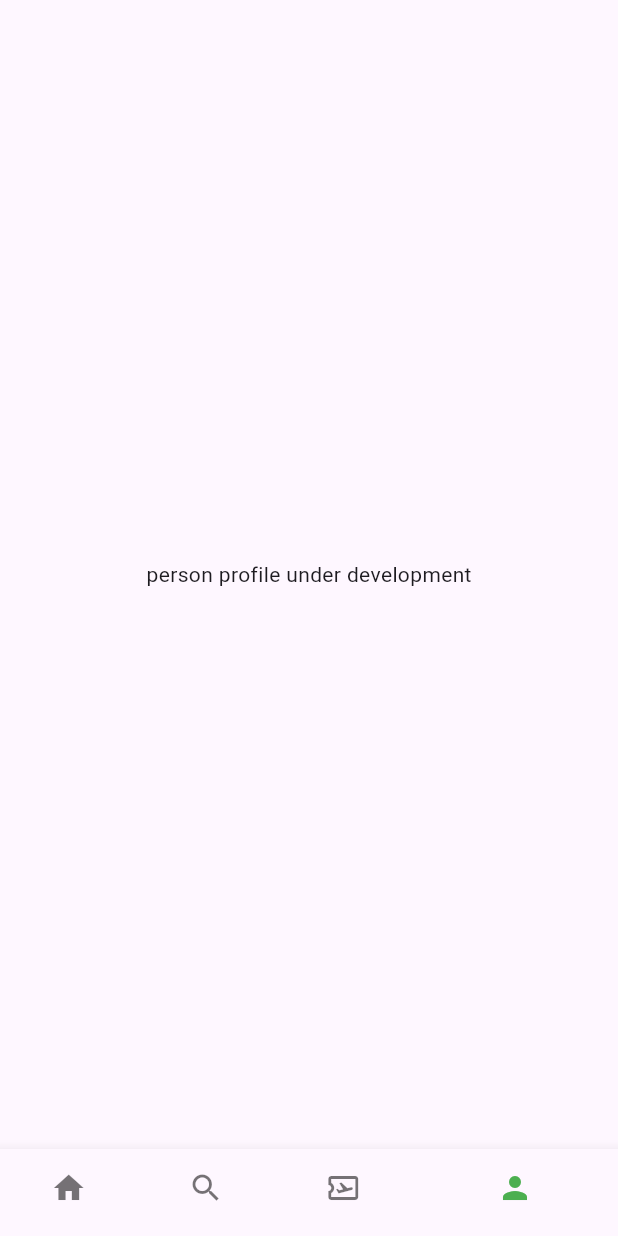
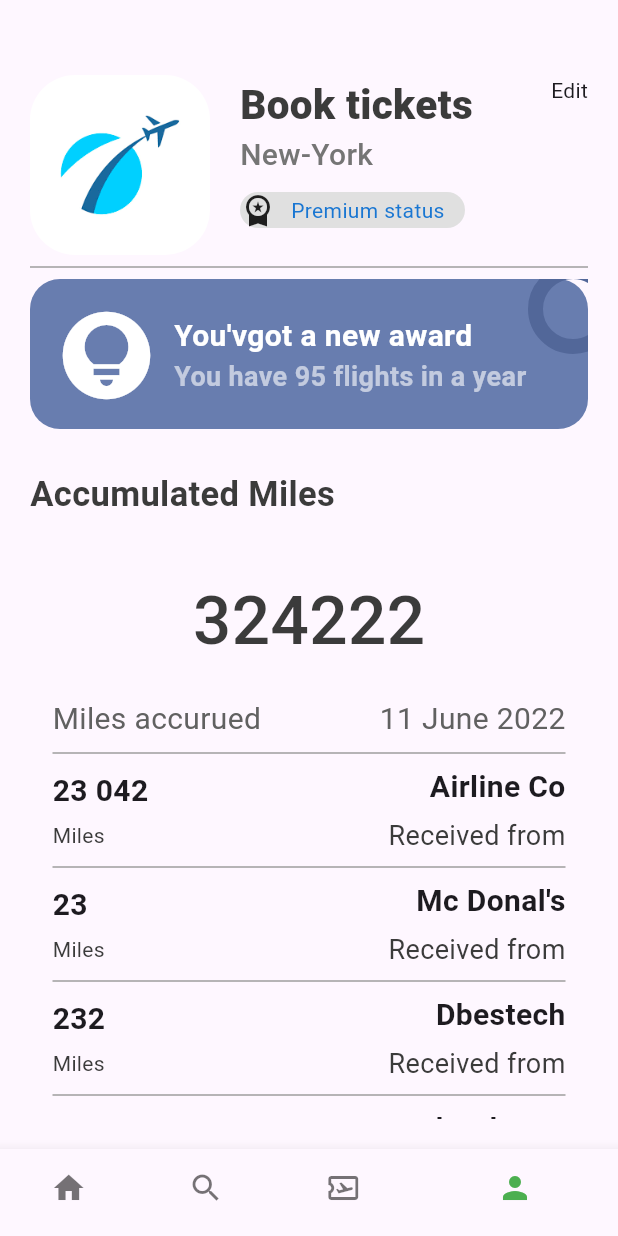
Before and after one commit to Ramkrishna06/tickets_app, a Flutter app: the screen it shows after launch, item 4 of the bottom bar chosen, on a phone screen of 412 x 824 dp. Run offline on Flutter 3.47's test engine with Material 3 defaults, Android fonts, the phone set to English and light mode, and no system bars; our stand-ins replace barcode_widget, fluentui_icons, flutter_riverpod, get, riverpod_annotation; generated files the repository leaves out were written again.

```diff
--- a/lib/Base/bottom_nav_bar.dart
+++ b/lib/Base/bottom_nav_bar.dart
@@ -1,54 +1,69 @@
 import 'package:flutter/cupertino.dart';
 import 'package:flutter/material.dart';
 import 'package:flutter/services.dart';
+import 'package:flutter_riverpod/flutter_riverpod.dart';
+import 'package:get/get.dart';
+import 'package:get/get_core/src/get_main.dart';
+import 'package:ticket_app/Provider/bottom_nav_provider.dart';
+import 'package:ticket_app/screens/profile/profile.dart';
 import 'package:ticket_app/screens/search/search_screen.dart';
 import 'package:ticket_app/screens/tickets/ticket_screen.dart';
+import 'package:get/state_manager.dart';
 
+import '../controller/bottom_nav_controller.dart';
 import '../screens/Home/Homescreen.dart';
 
-class BottomNavBar extends StatefulWidget {
-  const BottomNavBar({super.key});
+class BottomNavBar extends ConsumerWidget {
+  BottomNavBar({super.key});
 
-  @override
-  State<BottomNavBar> createState() => _BottomNavBarState();
-}
 
-class _BottomNavBarState extends State<BottomNavBar> {
+   //dependency injection(getx injection)
+  //final BottomNavController controller = Get.put(BottomNavController());
+
   final appscreen = [
     const Homescreen(),
     const SearchScreen(),
     const TicketScreen(),
-    Center(child: const Text("person profile under development")),
+    const Profile(),
   ];
 
-  int _selectedIndex = 0;
-  void _onItemTap(int index) {
-    setState(
-      () {
-        _selectedIndex = index;
-      },
-    );
-    print("tapped ${_selectedIndex}");
-  }
-
   @override
-  Widget build(BuildContext context) {
+  Widget build(BuildContext context,WidgetRef ref) {
+    var selectedIndex=ref.watch(bottomNavBarNotifierProvider);
+    //Obx is introduced to make UI reactive.
+    // return Obx(() {
+    //  return Scaffold(
+    //         body: appscreen[controller.selectedIndex.value],
+    //         bottomNavigationBar: BottomNavigationBar(
+    //           currentIndex: controller.selectedIndex.value,
+    //           onTap: controller.onItemTap,
+    //           selectedItemColor: Colors.green,
+    //           unselectedItemColor: Colors.black54,
+    //           showSelectedLabels: false,
+    //           items: const [
+    //             BottomNavigationBarItem(icon: Icon(Icons.home), label: "Home"),
+    //             BottomNavigationBarItem(icon: Icon(Icons.search), label: "Setting"),
+    //             BottomNavigationBarItem(
+    //                 icon: Icon(Icons.airplane_ticket_outlined), label: "tickets"),
+    //             BottomNavigationBarItem(icon: Icon(Icons.person), label: "profile"),
+    //           ],
+    //         ),
+    //       );
+    // });
     return Scaffold(
-      body: appscreen[_selectedIndex],
+      body: appscreen[selectedIndex],
       bottomNavigationBar: BottomNavigationBar(
-        currentIndex: _selectedIndex,
-        onTap: _onItemTap,
+        currentIndex: selectedIndex,
+        onTap: ref.watch(bottomNavBarNotifierProvider.notifier).onItemTap,
         selectedItemColor: Colors.green,
         unselectedItemColor: Colors.black54,
         showSelectedLabels: false,
         items: const [
-
           BottomNavigationBarItem(icon: Icon(Icons.home), label: "Home"),
           BottomNavigationBarItem(icon: Icon(Icons.search), label: "Setting"),
           BottomNavigationBarItem(
               icon: Icon(Icons.airplane_ticket_outlined), label: "tickets"),
           BottomNavigationBarItem(icon: Icon(Icons.person), label: "profile"),
-
         ],
       ),
     );
--- /dev/null
+++ b/lib/Provider/bottom_nav_provider.dart
@@ -0,0 +1,18 @@
+import 'package:riverpod_annotation/riverpod_annotation.dart';
+
+// Necessary for code-generation to work
+part 'bottom_nav_provider.g.dart';
+
+@riverpod
+class BottomNavBarNotifier extends _$BottomNavBarNotifier {
+  @override
+  int build() {
+    return 0;
+  }
+
+  void onItemTap(int index) {
+    //print("object provider ${index}");
+    state = index;
+    //state =selectedIndex.value like in GetX.
+  }
+}
--- /dev/null
+++ b/lib/Provider/text_expansion.dart
@@ -0,0 +1,18 @@
+import 'package:riverpod_annotation/riverpod_annotation.dart';
+
+// Necessary for code-generation to work
+part 'text_expansion.g.dart';
+
+@riverpod
+class TextExpansionNotifier extends _$TextExpansionNotifier {
+  @override
+  bool build() {
+    return true;
+  }
+
+  void istoggleExpandable(bool toggle) {
+    //print("object provider ${index}");
+    state = !toggle;
+    //state =selectedIndex.value like in GetX.
+  }
+}
--- /dev/null
+++ b/lib/controller/bottom_nav_controller.dart
@@ -0,0 +1,13 @@
+import 'package:get/state_manager.dart';
+
+class BottomNavController extends GetxController{
+   //RxInt
+  //obs is used to make variable reactive(adapt changes)
+  var selectedIndex=0.obs;
+
+  void onItemTap(int index) {
+    print("object ${index}");
+        selectedIndex.value = index;
+  }
+
+}
--- /dev/null
+++ b/lib/controller/hotelmore_controller.dart
@@ -0,0 +1,8 @@
+import 'package:get/state_manager.dart';
+
+class TextExpansionController extends GetxController{
+  var isExpanded = true.obs;
+  istoggleExpandable() {
+      isExpanded.value = !isExpanded.value;
+  }
+}
--- a/lib/main.dart
+++ b/lib/main.dart
@@ -1,4 +1,6 @@
 import 'package:flutter/material.dart';
+import 'package:flutter_riverpod/flutter_riverpod.dart';
+import 'package:get/get_navigation/src/root/get_material_app.dart';
 import 'package:ticket_app/Base/utilities/all_json.dart';
 import 'package:ticket_app/screens/Home/Hotelscreen.dart';
 import 'package:ticket_app/screens/Home/all_tickets.dart';
@@ -8,7 +10,9 @@ import 'package:ticket_app/screens/tickets/ticket_screen.dart';
 import 'Base/bottom_nav_bar.dart';
 
 void main() {
-  runApp(const MyApp());
+ // runApp(const MyApp());
+  runApp(ProviderScope(child: MyApp()));
+
   // Testcase test = new Testcase(x: 4, y: 7);
   // print(test.x);
   //
@@ -32,7 +36,7 @@ class MyApp extends StatelessWidget {
 
   @override
   Widget build(BuildContext context) {
-    return MaterialApp(
+    return GetMaterialApp(
       debugShowCheckedModeBanner: false,
       //home: BottomNavBar(),
       routes: {
@@ -40,8 +44,8 @@ class MyApp extends StatelessWidget {
         "/": (context) => BottomNavBar(),
         "all_tickets": (context) => AllTickets(),
         "hotel_screen": (context) => HotelScreen(),
-        AppRoutes.ticketScreen: (context) => const TicketScreen(),
-        AppRoutes.hotelmoredetail: (context) => const Hotelmoredetails(),
+        AppRoutes.ticketScreen: (context) =>  TicketScreen(),
+        AppRoutes.hotelmoredetail: (context) =>  Hotelmoredetails(),
       },
     );
   }
--- a/lib/screens/Home/widget/hotelmore.dart
+++ b/lib/screens/Home/widget/hotelmore.dart
@@ -1,8 +1,14 @@
 import 'package:flutter/cupertino.dart';
 import 'package:flutter/material.dart';
+import 'package:flutter_riverpod/flutter_riverpod.dart';
+import 'package:get/get.dart';
+import 'package:get/get_core/src/get_main.dart';
 import 'package:ticket_app/Base/res/media.dart';
 import 'package:ticket_app/Base/res/style/app_style.dart';
 import 'package:ticket_app/Base/utilities/all_json.dart';
+import 'package:ticket_app/Provider/text_expansion.dart';
+
+import '../../../controller/hotelmore_controller.dart';
 
 class Hotelmoredetails extends StatefulWidget {
   const Hotelmoredetails({super.key});
@@ -103,14 +109,16 @@ class _HotelmoredetailsState extends State<Hotelmoredetails> {
                       scrollDirection: Axis.horizontal,
                       itemCount: hotelList[hotelindex]['images'].length,
                       itemBuilder: (context, imagesindex) {
-                        print("  number is ${hotelList[imagesindex]['images'][0]}");
+                        print(
+                            "  number is ${hotelList[imagesindex]['images'][0]}");
                         return Container(
                           margin: EdgeInsets.all(16),
                           color: Colors.blue,
                           child:
                               // Image.network(
                               //     "https://placehold.co/200x200/png")
-                              Image.asset("assets/images/${ hotelList[hotelindex]['images'][imagesindex]}"),
+                              Image.asset(
+                                  "assets/images/${hotelList[hotelindex]['images'][imagesindex]}"),
                         );
                       }),
                 )
@@ -123,43 +131,60 @@ class _HotelmoredetailsState extends State<Hotelmoredetails> {
   }
 }
 
-class ExpandedTextWidget extends StatefulWidget {
-  const ExpandedTextWidget({super.key, required this.text});
+class ExpandedTextWidget extends ConsumerWidget {
+  ExpandedTextWidget({super.key, required this.text});
   final String text;
+ //used in GetX (state management)
+  //final TextExpansionController controller = Get.put(TextExpansionController());
 
   @override
-  State<ExpandedTextWidget> createState() => _ExpandedTextWidgetState();
-}
+  Widget build(BuildContext context,WidgetRef ref) {
+    var provider=ref.watch(textExpansionNotifierProvider);
+   // return Obx((){
+   //   // var textwidget = Text(
+   //   //   text,
+   //   //   maxLines: controller.isExpanded.value ? 9 : null,
+   //   //   overflow: controller.isExpanded.value
+   //   //       ? TextOverflow.ellipsis
+   //   //       : TextOverflow.visible,
+   //   // );
+   //   //
+   //   // return Column(
+   //   //   crossAxisAlignment: CrossAxisAlignment.start,
+   //   //   children: [
+   //   //     textwidget,
+   //   //     GestureDetector(
+   //   //       onTap: () {
+   //   //         controller.istoggleExpandable();
+   //   //       },
+   //   //       //child: isExpanded?Text("More"):Text("Less"),)
+   //   //       child: Text(
+   //   //         controller.isExpanded.value ? "More" : "Less",
+   //   //         style: TextStyle(color: Appstyle.ticketBlue),
+   //   //       ),
+   //   //     )
+   //   //   ],
+   //   // );
+   // });
+    var textwidget = Text(
+      text,
+      maxLines: provider ? 9 : null,
+      overflow: provider
+          ? TextOverflow.ellipsis
+          : TextOverflow.visible,
+    );
 
-class _ExpandedTextWidgetState extends State<ExpandedTextWidget> {
-  bool isExpanded = true;
-
-  _istoggleExpandable() {
-    setState(() {
-      isExpanded = !isExpanded;
-    });
-
-    print(" value is  print= $isExpanded");
-  }
-
-  @override
-  Widget build(BuildContext context) {
-    var textwidget = Text(
-      widget.text,
-      maxLines: isExpanded ? 9 : null,
-      overflow: isExpanded ? TextOverflow.ellipsis : TextOverflow.visible,
-    );
     return Column(
       crossAxisAlignment: CrossAxisAlignment.start,
       children: [
         textwidget,
         GestureDetector(
           onTap: () {
-            _istoggleExpandable();
+            ref.watch(textExpansionNotifierProvider.notifier).istoggleExpandable(provider);
           },
           //child: isExpanded?Text("More"):Text("Less"),)
           child: Text(
-            isExpanded ? "More" : "Less",
+            provider? "More" : "Less",
             style: TextStyle(color: Appstyle.ticketBlue),
           ),
         )
--- /dev/null
+++ b/lib/screens/profile/profile.dart
@@ -0,0 +1,186 @@
+import 'package:flutter/cupertino.dart';
+import 'package:flutter/material.dart';
+import 'package:ticket_app/Base/res/media.dart';
+import 'package:ticket_app/Base/res/style/app_style.dart';
+import 'package:ticket_app/Base/widgets/App_coloum_textlayout.dart';
+import 'package:ticket_app/screens/profile/widget/Columncolumn.dart';
+
+class Profile extends StatelessWidget {
+  const Profile({super.key});
+
+  @override
+  Widget build(BuildContext context) {
+    return Scaffold(
+      body: Padding(
+        padding: const EdgeInsets.all(20.0),
+        child: ListView(
+          children: [
+            Padding(padding: EdgeInsets.only(top: 30)),
+            Row(
+              crossAxisAlignment: CrossAxisAlignment.start,
+              children: [
+                Container(
+                  height: 120,
+                  width: 120,
+                  decoration: BoxDecoration(
+                    borderRadius: BorderRadius.circular(30),
+                    image: DecorationImage(
+                      image: AssetImage(
+                        AppMedia.logo,
+                      ),
+                    ),
+                  ),
+                ),
+                SizedBox(
+                  width: 20,
+                ),
+                Column(
+                  crossAxisAlignment: CrossAxisAlignment.start,
+                  children: [
+                    Text(
+                      "Book tickets",
+                      style: Appstyle.headline1,
+                    ),
+                    Text(
+                      "New-York",
+                      style: TextStyle(
+                        color: Colors.grey.shade600,
+                        fontWeight: FontWeight.w500,
+                        fontSize: 20,
+                      ),
+                    ),
+                    SizedBox(
+                      height: 10,
+                    ),
+                    Container(
+                      width: 150,
+                      decoration: BoxDecoration(
+                        color: Colors.grey.shade300,
+                        borderRadius: BorderRadius.circular(20),
+                      ),
+                      child: Row(
+                        children: [
+                          Icon(Icons.workspace_premium),
+                          SizedBox(
+                            width: 10,
+                          ),
+                          Text(
+                            "Premium status",
+                            style: TextStyle(color: Colors.blue.shade700),
+                          )
+                        ],
+                      ),
+                    )
+                  ],
+                ),
+                Expanded(child: Container()),
+                Text("Edit"),
+              ],
+            ),
+            Divider(
+              color: Colors.grey.shade500,
+            ),
+            Stack(
+              children: [
+                Container(
+                  height: 100,
+                  decoration: BoxDecoration(
+                      borderRadius: BorderRadius.circular(20),
+                      color: Appstyle.primarycolor),
+                ),
+                Padding(
+                  padding: const EdgeInsets.all(16.0),
+                  child: Row(
+                    children: [
+                      Icon(
+                        Icons.lightbulb_circle_sharp,
+                        color: Colors.white,
+                        size: 70,
+                      ),
+                      SizedBox(
+                        width: 10,
+                      ),
+                      Column(
+                        crossAxisAlignment: CrossAxisAlignment.start,
+                        children: [
+                          Text(
+                            "You'vgot a new award",
+                            style: TextStyle(
+                                fontWeight: FontWeight.w600,
+                                fontSize: 20,
+                                color: Colors.white),
+                          ),
+                          Text(
+                            "You have 95 flights in a year",
+                            style: TextStyle(
+                                fontWeight: FontWeight.w600,
+                                fontSize: 18,
+                                color: Colors.white.withOpacity(0.6)),
+                          ),
+
+                        ],
+                      ),
+                    ],
+                  ),
+
+                ),
+                Positioned(
+                  right: -20,
+                  top: -10,
+                  child: Container(
+                    padding: EdgeInsets.all(20),
+                    decoration: BoxDecoration(
+
+                      border: Border.all(
+                          color: Appstyle.ticketBlue,
+                        width: 10
+                      ),
+                      shape: BoxShape.circle,
+                    ),
+
+
+                  ),
+                ),
+              ],
+            ),
+            SizedBox(height: 25,),
+            Text("Accumulated Miles",style: Appstyle.headlinestyle2,),
+            Container(
+              padding: EdgeInsets.all(15),
+              child: Column(
+                children: [
+                  SizedBox(height: 20,),
+                  Text("324222",style: TextStyle(fontSize: 45,fontWeight: FontWeight.w500,color: Appstyle.textcolor),),
+                  SizedBox(height: 20,),
+                  Row(
+                    mainAxisAlignment: MainAxisAlignment.spaceBetween,
+                    children: [
+                      Text("Miles accurued",style: TextStyle(fontSize: 20,color: Colors.grey.shade700),),
+                      Text("11 June 2022",style: TextStyle(fontSize: 20,color: Colors.grey.shade700),)
+                    ],
+                  ),
+                  Divider(color: Colors.grey.shade500,),
+                  ColumnColoumn(textleftup: "23 042", textleftdown: "Miles",textrightup: "Airline Co",textrightdown: "Received from",),
+                  Divider(color: Colors.grey.shade500,),
+                  ColumnColoumn(textleftup: "23 ", textleftdown: "Miles",textrightup: "Mc Donal's",textrightdown: "Received from",)
+                  ,Divider(color: Colors.grey.shade500,),
+                  ColumnColoumn(textleftup: "232", textleftdown: "Miles",textrightup: "Dbestech",textrightdown: "Received from",)
+                  ,Divider(color: Colors.grey.shade500,),
+                  ColumnColoumn(textleftup: "42", textleftdown: "Miles",textrightup: "rkrythems",textrightdown: "Received from",),
+                     SizedBox(height: 20,),
+                  Text("How to get more miles?",style: Appstyle.textstyle.copyWith(color: Appstyle.ticketBlue),)
+
+
+
+
+
+
+                ],
+              )
+            )
+          ],
+        ),
+      ),
+    );
+  }
+}
--- /dev/null
+++ b/lib/screens/profile/widget/Columncolumn.dart
@@ -0,0 +1,41 @@
+import "package:flutter/cupertino.dart";
+import "package:ticket_app/Base/res/style/app_style.dart";
+
+class ColumnColoumn extends StatelessWidget {
+  final textleftup;
+  final textleftdown;
+  final textrightup;
+  final textrightdown;
+
+  const ColumnColoumn(
+      {super.key,
+      required this.textleftup,
+      required this.textrightup,
+      required this.textrightdown,
+      required this.textleftdown});
+
+  @override
+  Widget build(BuildContext context) {
+    return Row(
+      mainAxisAlignment: MainAxisAlignment.spaceBetween,
+      children: [
+        Column(
+          crossAxisAlignment: CrossAxisAlignment.start,
+          children: [
+            Text(textleftup,style: TextStyle( fontSize: 20,fontWeight: FontWeight.w600),),
+            SizedBox(height: 5,),
+            Text(textleftdown,style: TextStyle(color: Appstyle.textcolor),),
+          ],
+        ),
+        Column(
+          crossAxisAlignment: CrossAxisAlignment.end,
+          children: [
+            Text(textrightup,style: TextStyle( fontSize: 20,fontWeight: FontWeight.w600),),
+            SizedBox(height: 5,),
+            Text(textrightdown,style: TextStyle(fontSize: 18,color: Appstyle.textcolor),),
+          ],
+        )
+      ],
+    );
+  }
+}
--- a/lib/screens/search/widget/ticket_promotion.dart
+++ b/lib/screens/search/widget/ticket_promotion.dart
@@ -24,7 +24,8 @@ class TicketPromotion extends StatelessWidget {
                 blurRadius: 2,
                 spreadRadius: 1,
               )
-              ]),
+            ],
+          ),
           child: Column(
             children: [
               Container(
```
Also changed, not shown: pubspec.yaml (+10 -0 lines), lib/Provider/bottom_nav_provider.g.dart (added), lib/Provider/text_expansion.g.dart (added), pubspec.lock. Lines whose indentation alone changed are shown as unchanged.
